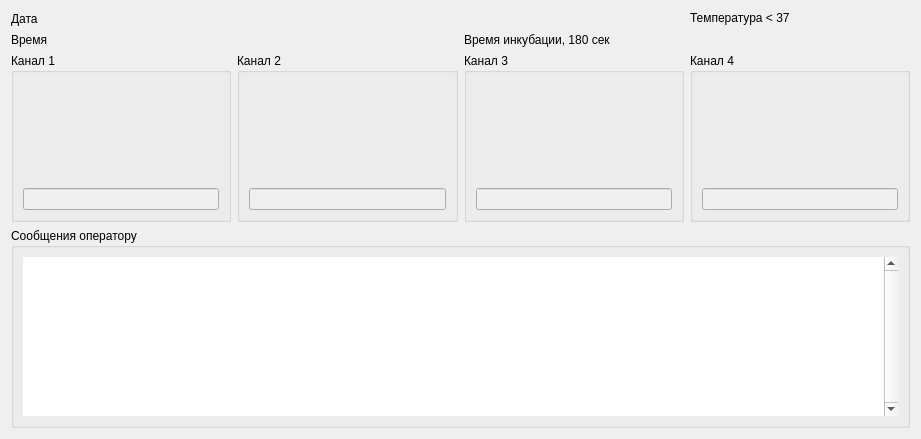
Qt form measurement.ui (krang4d/Agrekola) before a commit.
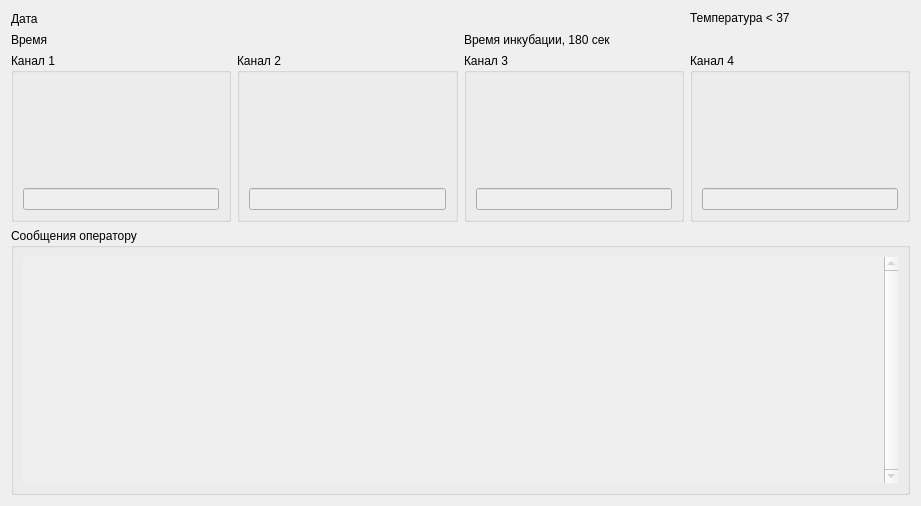
The same form after that commit.

Diff of the .ui file:
```diff
--- a/measurement.ui
+++ b/measurement.ui
@@ -7,7 +7,7 @@
     <x>0</x>
     <y>0</y>
     <width>921</width>
-    <height>427</height>
+    <height>506</height>
    </rect>
   </property>
   <property name="windowTitle">
@@ -177,7 +177,13 @@
       <item>
        <widget class="QTextBrowser" name="textBrowser">
         <property name="enabled">
-         <bool>true</bool>
+         <bool>false</bool>
+        </property>
+        <property name="font">
+         <font>
+          <family>MS UI Gothic</family>
+          <pointsize>12</pointsize>
+         </font>
         </property>
         <property name="frameShape">
          <enum>QFrame::NoFrame</enum>
@@ -189,8 +195,8 @@
          <string>&lt;!DOCTYPE HTML PUBLIC &quot;-//W3C//DTD HTML 4.0//EN&quot; &quot;http://www.w3.org/TR/REC-html40/strict.dtd&quot;&gt;
 &lt;html&gt;&lt;head&gt;&lt;meta name=&quot;qrichtext&quot; content=&quot;1&quot; /&gt;&lt;style type=&quot;text/css&quot;&gt;
 p, li { white-space: pre-wrap; }
-&lt;/style&gt;&lt;/head&gt;&lt;body style=&quot; font-family:'MS Shell Dlg 2'; font-size:8.25pt; font-weight:400; font-style:normal;&quot;&gt;
-&lt;p style=&quot;-qt-paragraph-type:empty; margin-top:0px; margin-bottom:0px; margin-left:0px; margin-right:0px; -qt-block-indent:0; text-indent:0px; color:#ff0000;&quot;&gt;&lt;br /&gt;&lt;/p&gt;&lt;/body&gt;&lt;/html&gt;</string>
+&lt;/style&gt;&lt;/head&gt;&lt;body style=&quot; font-family:'MS UI Gothic'; font-size:12pt; font-weight:400; font-style:normal;&quot;&gt;
+&lt;p style=&quot;-qt-paragraph-type:empty; margin-top:0px; margin-bottom:0px; margin-left:0px; margin-right:0px; -qt-block-indent:0; text-indent:0px; font-family:'MS Shell Dlg 2'; font-size:8.25pt; color:#ff0000;&quot;&gt;&lt;br /&gt;&lt;/p&gt;&lt;/body&gt;&lt;/html&gt;</string>
         </property>
        </widget>
       </item>
```
